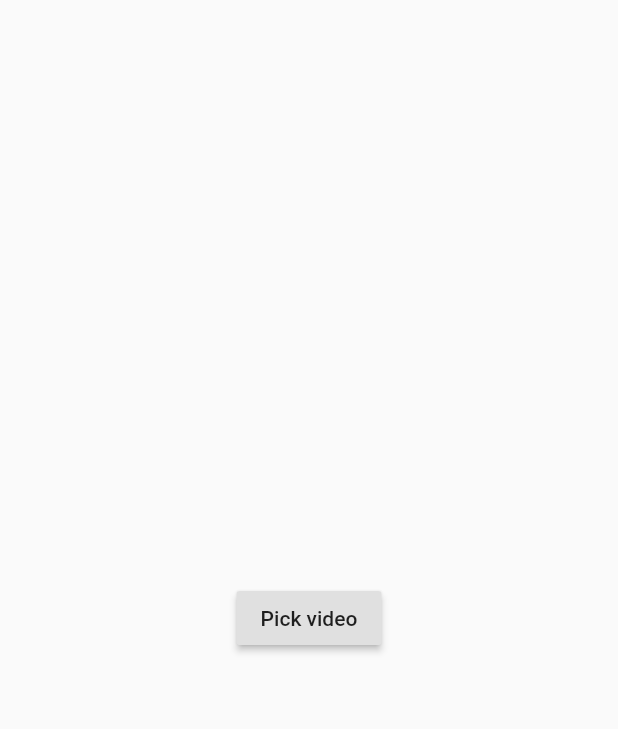
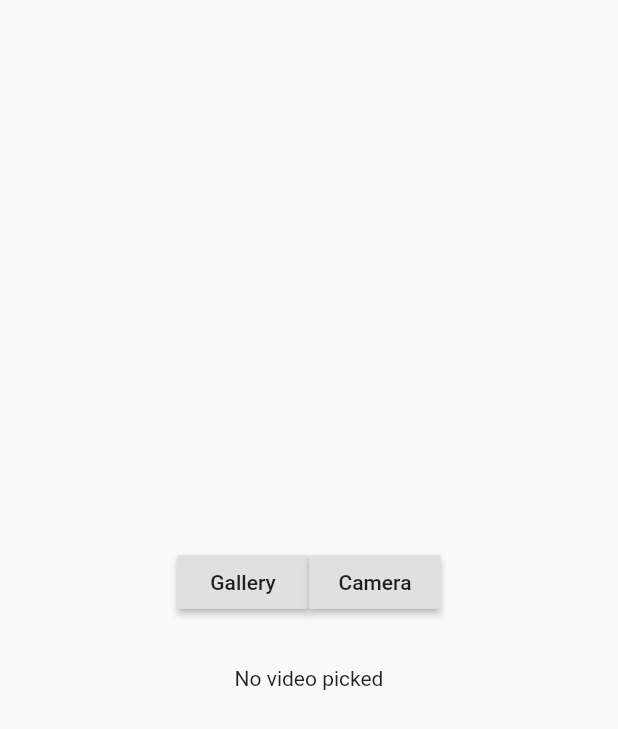
Before and after one commit to crtl/flutter-bugs, a Flutter app: the screen it shows after launch, on a phone screen of 412 x 824 dp. Shown: the top 729 px of the screen. Run offline on Flutter 3.47's test engine with Material 2 defaults, Android fonts, the phone set to English and light mode, and no system bars; our stand-ins replace image_picker, video_player.

Commit message:
Adds VideoPlayer widget and new layout with camery picker.

```diff
--- a/lib/image_picker_screen.dart
+++ b/lib/image_picker_screen.dart
@@ -1,6 +1,9 @@
+
+import 'dart:io';
 
 import 'package:flutter/material.dart';
 import 'package:image_picker/image_picker.dart';
+import 'package:video_player/video_player.dart';
 
 class ImagePickerScreen extends StatefulWidget {
   @override
@@ -9,21 +12,117 @@ class ImagePickerScreen extends StatefulWidget {
 
 class _ImagePickerScreenState extends State<ImagePickerScreen> {
 
-  _pickVideo() async {
-    final file = await ImagePicker.pickVideo(source: ImageSource.gallery);
+  final picker = ImagePicker();
 
-    print("ImagePickerScreen._pickVideo.video = ${file.path}");
+  bool initialized = false;
+
+  PickedFile pickedFile;
+
+  File video;
+
+  VideoPlayerController _videoController;
+
+  _pickVideo(ImageSource source) async {
+    setState(() {
+      initialized = false;
+    });
+
+    picker.getVideo(source: source).then((value) {
+      _normalizeVideoPath(value.path).then((path) {
+        setState(() {
+          pickedFile = value;
+          video = File(path);
+          initializeVideoPlayer();
+        });
+      });
+    });
+  }
+
+  Future<String> _normalizeVideoPath(String path) async {
+    final input = File(path);
+    final targetPath = input.path.replaceFirst("jpg", "mp4");
+
+    await input.copy(targetPath);
+
+    return targetPath;
+  }
+
+  initializeVideoPlayer() async {
+    await (_videoController?.dispose() ?? Future.value());
+
+
+    _videoController = VideoPlayerController.file(video);
+    _videoController.setLooping(true);
+
+    await _videoController.initialize();
+    _videoController.play();
+
+    setState(() {
+      initialized = true;
+    });
+
+  }
+
+
+  _renderVideo() {
+    if (video == null) {
+      return Text("No video picked");
+    } else if (!initialized) {
+      return CircularProgressIndicator();
+    }
+
+    return Column(
+      mainAxisSize: MainAxisSize.min,
+      mainAxisAlignment: MainAxisAlignment.start,
+      children: [
+        Text("PickedFile.path: ${pickedFile.path}"),
+        Text("Video.path: ${video.path}"),
+        const SizedBox(height: 16),
+        AspectRatio(
+          aspectRatio: 1.3,
+          child: Center(
+            child: AspectRatio(
+              aspectRatio: _videoController.value.aspectRatio,
+              child: VideoPlayer(_videoController)
+            ),
+          ),
+        ),
+      ],
+    );
+
   }
 
   @override
   Widget build(BuildContext context) {
     return Scaffold(
       body: Center(
-        child: RaisedButton(
-          child: const Text("Pick video"),
-          onPressed: _pickVideo,
+        child: Column(
+          mainAxisSize: MainAxisSize.min,
+          children: [
+            Row(
+              mainAxisAlignment: MainAxisAlignment.center,
+              children: [
+                RaisedButton(
+                  child: const Text("Gallery"),
+                  onPressed: () => _pickVideo(ImageSource.gallery),
+                ),
+                RaisedButton(
+                  child: const Text("Camera"),
+                  onPressed: () => _pickVideo(ImageSource.camera),
+                )
+              ],
+            ),
+            const SizedBox(height: 32),
+            _renderVideo(),
+          ],
         ),
       ),
     );
   }
+
+  @override
+  void dispose() {
+    super.dispose();
+    _videoController?.dispose();
+  }
 }
```
